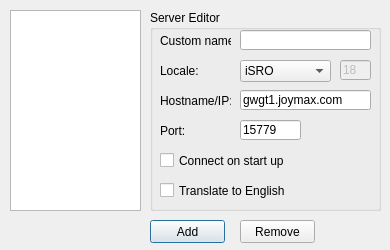
This is ServerStats/serveredit.ui in ProjectHax/ServerStats as Qt 5 draws it before an edit. The edited form follows.
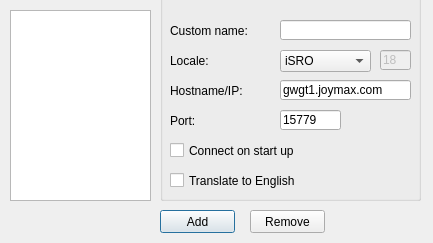
This is the edited form.

The edit to the form file:
```diff
--- a/ServerStats/serveredit.ui
+++ b/ServerStats/serveredit.ui
@@ -6,20 +6,20 @@
    <rect>
     <x>0</x>
     <y>0</y>
-    <width>390</width>
-    <height>250</height>
+    <width>433</width>
+    <height>243</height>
    </rect>
   </property>
   <property name="minimumSize">
    <size>
-    <width>390</width>
-    <height>250</height>
+    <width>0</width>
+    <height>0</height>
    </size>
   </property>
   <property name="maximumSize">
    <size>
-    <width>390</width>
-    <height>250</height>
+    <width>500</width>
+    <height>500</height>
    </size>
   </property>
   <property name="windowTitle">
@@ -30,16 +30,16 @@
     <rect>
      <x>10</x>
      <y>10</y>
-     <width>131</width>
-     <height>201</height>
+     <width>141</width>
+     <height>191</height>
     </rect>
    </property>
   </widget>
   <widget class="QPushButton" name="btnAdd">
    <property name="geometry">
     <rect>
-     <x>150</x>
-     <y>220</y>
+     <x>160</x>
+     <y>210</y>
      <width>75</width>
      <height>23</height>
     </rect>
@@ -51,8 +51,8 @@
   <widget class="QPushButton" name="btnRemove">
    <property name="geometry">
     <rect>
-     <x>240</x>
-     <y>220</y>
+     <x>250</x>
+     <y>210</y>
      <width>75</width>
      <height>23</height>
     </rect>
@@ -64,20 +64,20 @@
   <widget class="QGroupBox" name="groupBox">
    <property name="geometry">
     <rect>
-     <x>150</x>
-     <y>10</y>
-     <width>231</width>
-     <height>201</height>
+     <x>160</x>
+     <y>-10</y>
+     <width>261</width>
+     <height>211</height>
     </rect>
    </property>
    <property name="title">
-    <string>Server Editor</string>
+    <string/>
    </property>
    <widget class="QLineEdit" name="Hostname">
     <property name="geometry">
      <rect>
-      <x>90</x>
-      <y>80</y>
+      <x>120</x>
+      <y>90</y>
       <width>131</width>
       <height>20</height>
      </rect>
@@ -92,8 +92,8 @@
    <widget class="QComboBox" name="Locales">
     <property name="geometry">
      <rect>
-      <x>90</x>
-      <y>50</y>
+      <x>120</x>
+      <y>60</y>
       <width>91</width>
       <height>22</height>
      </rect>
@@ -158,8 +158,8 @@
     <property name="geometry">
      <rect>
       <x>10</x>
-      <y>80</y>
-      <width>71</width>
+      <y>90</y>
+      <width>101</width>
       <height>21</height>
      </rect>
     </property>
@@ -173,8 +173,8 @@
     </property>
     <property name="geometry">
      <rect>
-      <x>190</x>
-      <y>50</y>
+      <x>220</x>
+      <y>60</y>
       <width>31</width>
       <height>20</height>
      </rect>
@@ -190,8 +190,8 @@
     <property name="geometry">
      <rect>
       <x>10</x>
-      <y>50</y>
-      <width>41</width>
+      <y>60</y>
+      <width>61</width>
       <height>21</height>
      </rect>
     </property>
@@ -203,8 +203,8 @@
     <property name="geometry">
      <rect>
       <x>10</x>
-      <y>110</y>
-      <width>31</width>
+      <y>120</y>
+      <width>41</width>
       <height>21</height>
      </rect>
     </property>
@@ -215,8 +215,8 @@
    <widget class="QLineEdit" name="Port">
     <property name="geometry">
      <rect>
-      <x>90</x>
-      <y>110</y>
+      <x>120</x>
+      <y>120</y>
       <width>61</width>
       <height>20</height>
      </rect>
@@ -232,8 +232,8 @@
     <property name="geometry">
      <rect>
       <x>10</x>
-      <y>20</y>
-      <width>71</width>
+      <y>30</y>
+      <width>101</width>
       <height>21</height>
      </rect>
     </property>
@@ -244,8 +244,8 @@
    <widget class="QLineEdit" name="CustomName">
     <property name="geometry">
      <rect>
-      <x>90</x>
-      <y>20</y>
+      <x>120</x>
+      <y>30</y>
       <width>131</width>
       <height>20</height>
      </rect>
@@ -261,8 +261,8 @@
     <property name="geometry">
      <rect>
       <x>10</x>
-      <y>140</y>
-      <width>151</width>
+      <y>150</y>
+      <width>161</width>
       <height>21</height>
      </rect>
     </property>
@@ -274,8 +274,8 @@
     <property name="geometry">
      <rect>
       <x>10</x>
-      <y>170</y>
-      <width>151</width>
+      <y>180</y>
+      <width>161</width>
       <height>21</height>
      </rect>
     </property>
```
